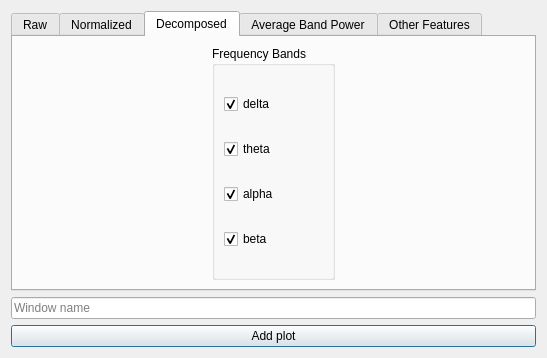
Before: the Qt Designer form plotWindow.ui in Xiul109/VEEGS, drawn with Qt 5.
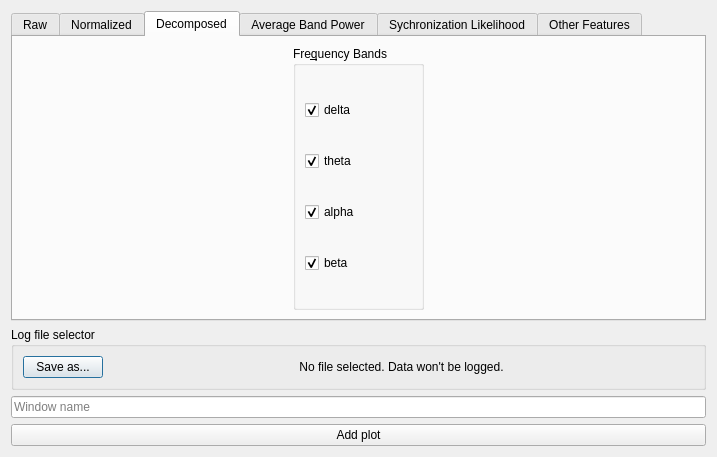
After: the same form once the commit is applied. The open tabs and pages were chosen to show the change.

Commit message: New Features Added: -Synchronization Likelihood -Options to change the actualization delay -CSV logging of the data. Also some bugfixes done

What changed in the file:
```diff
--- a/plotWindow.ui
+++ b/plotWindow.ui
@@ -6,10 +6,16 @@
    <rect>
     <x>0</x>
     <y>0</y>
-    <width>547</width>
-    <height>358</height>
+    <width>717</width>
+    <height>457</height>
    </rect>
   </property>
+  <property name="sizePolicy">
+   <sizepolicy hsizetype="Expanding" vsizetype="Maximum">
+    <horstretch>0</horstretch>
+    <verstretch>0</verstretch>
+   </sizepolicy>
+  </property>
   <property name="windowTitle">
    <string>Plot selection</string>
   </property>
@@ -19,8 +25,20 @@
   <layout class="QVBoxLayout" name="layout">
    <item>
     <widget class="QTabWidget" name="tabWidget">
+     <property name="accessibleName">
+      <string>tabWindow</string>
+     </property>
+     <property name="layoutDirection">
+      <enum>Qt::LeftToRight</enum>
+     </property>
+     <property name="tabShape">
+      <enum>QTabWidget::Rounded</enum>
+     </property>
      <property name="currentIndex">
-      <number>0</number>
+      <number>4</number>
+     </property>
+     <property name="tabBarAutoHide">
+      <bool>false</bool>
      </property>
      <widget class="QWidget" name="rawTab">
       <attribute name="title">
@@ -35,6 +53,12 @@
       <layout class="QVBoxLayout" name="verticalLayout"/>
      </widget>
      <widget class="QWidget" name="decomposedTab">
+      <property name="accessibleName">
+       <string>Descomposed</string>
+      </property>
+      <property name="layoutDirection">
+       <enum>Qt::LeftToRight</enum>
+      </property>
       <attribute name="title">
        <string>Decomposed</string>
       </attribute>
@@ -47,31 +71,40 @@
            <verstretch>0</verstretch>
           </sizepolicy>
          </property>
+         <property name="layoutDirection">
+          <enum>Qt::LeftToRight</enum>
+         </property>
          <property name="title">
-          <string>Frequency Bands</string>
+          <string>Fre&amp;quency Bands</string>
          </property>
-         <layout class="QVBoxLayout" name="verticalLayout_2">
-          <item>
+         <layout class="QGridLayout" name="gridLayout">
+          <item row="3" column="0">
+           <widget class="QCheckBox" name="betaCB">
+            <property name="accessibleName">
+             <string>beta</string>
+            </property>
+            <property name="text">
+             <string>beta</string>
+            </property>
+            <property name="checked">
+             <bool>true</bool>
+            </property>
+           </widget>
+          </item>
+          <item row="0" column="0">
            <widget class="QCheckBox" name="deltaCB">
             <property name="text">
              <string>delta</string>
             </property>
-            <property name="checked">
-             <bool>true</bool>
-            </property>
-           </widget>
-          </item>
-          <item>
-           <widget class="QCheckBox" name="thetaCB">
             <property name="text">
-             <string>theta</string>
+             <string>delta</string>
             </property>
             <property name="checked">
              <bool>true</bool>
             </property>
            </widget>
           </item>
-          <item>
+          <item row="2" column="0">
            <widget class="QCheckBox" name="alphaCB">
             <property name="text">
              <string>alpha</string>
@@ -81,10 +114,13 @@
             </property>
            </widget>
           </item>
-          <item>
-           <widget class="QCheckBox" name="betaCB">
+          <item row="1" column="0">
+           <widget class="QCheckBox" name="thetaCB">
+            <property name="accessibleName">
+             <string>theta</string>
+            </property>
             <property name="text">
-             <string>beta</string>
+             <string>theta</string>
             </property>
             <property name="checked">
              <bool>true</bool>
@@ -102,6 +138,18 @@
       </attribute>
       <layout class="QVBoxLayout" name="verticalLayout_3"/>
      </widget>
+     <widget class="QWidget" name="slTab">
+      <property name="accessibleName">
+       <string>Synchronization Likelihood</string>
+      </property>
+      <property name="layoutDirection">
+       <enum>Qt::LeftToRight</enum>
+      </property>
+      <attribute name="title">
+       <string>Sychronization Likelihood</string>
+      </attribute>
+      <layout class="QVBoxLayout" name="verticalLayout_5"/>
+     </widget>
      <widget class="QWidget" name="featuresTab">
       <attribute name="title">
        <string>Other Features</string>
@@ -171,6 +219,56 @@
      </widget>
     </widget>
    </item>
+   <item>
+    <widget class="QGroupBox" name="groupBox_3">
+     <property name="sizePolicy">
+      <sizepolicy hsizetype="Preferred" vsizetype="Fixed">
+       <horstretch>0</horstretch>
+       <verstretch>0</verstretch>
+      </sizepolicy>
+     </property>
+     <property name="title">
+      <string>Log file selector</string>
+     </property>
+     <layout class="QHBoxLayout" name="horizontalLayout_4">
+      <item>
+       <widget class="QPushButton" name="loggerButton">
+        <property name="sizePolicy">
+         <sizepolicy hsizetype="Fixed" vsizetype="Minimum">
+          <horstretch>0</horstretch>
+          <verstretch>0</verstretch>
+         </sizepolicy>
+        </property>
+        <property name="text">
+         <string>Save as...</string>
+        </property>
+       </widget>
+      </item>
+      <item>
+       <widget class="QLabel" name="loggerLabel">
+        <property name="sizePolicy">
+         <sizepolicy hsizetype="Expanding" vsizetype="Preferred">
+          <horstretch>0</horstretch>
+          <verstretch>0</verstretch>
+         </sizepolicy>
+        </property>
+        <property name="text">
+         <string>No file selected. Data won't be logged.</string>
+        </property>
+        <property name="textFormat">
+         <enum>Qt::RichText</enum>
+        </property>
+        <property name="alignment">
+         <set>Qt::AlignCenter</set>
+        </property>
+        <property name="wordWrap">
+         <bool>true</bool>
+        </property>
+       </widget>
+      </item>
+     </layout>
+    </widget>
+   </item>
    <item>
     <widget class="QLineEdit" name="nameTB">
      <property name="toolTip">
```
Left out of the diff: 32 changed lines with no effect on the pictures. The commit also changes 6 other files.
